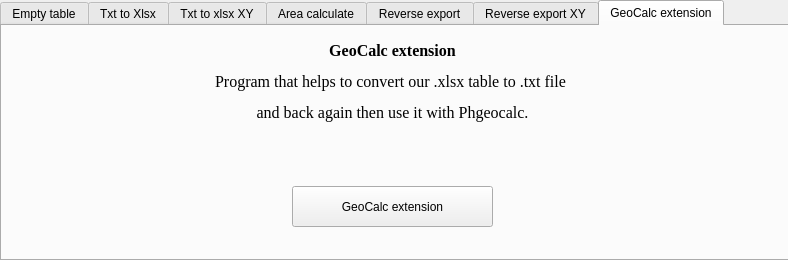
Above: All in one/all_in_one.ui from Branhellward/Geoscience-and-alluvial-gold before the change. Below: the same form after it.
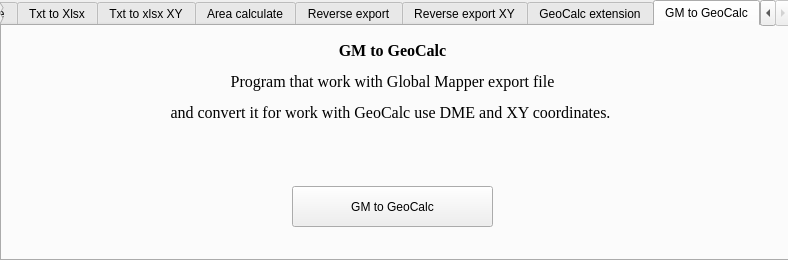
That is the form after the change.

Commit message: All in one window app update

What changed in the file:
```diff
--- a/All in one/all_in_one.ui
+++ b/All in one/all_in_one.ui
@@ -23,7 +23,7 @@
     </rect>
    </property>
    <property name="currentIndex">
-    <number>6</number>
+    <number>7</number>
    </property>
    <widget class="QWidget" name="tab">
     <attribute name="title">
@@ -308,6 +308,48 @@
      </property>
     </widget>
    </widget>
+   <widget class="QWidget" name="tab_8">
+    <attribute name="title">
+     <string>GM to GeoCalc</string>
+    </attribute>
+    <widget class="QPushButton" name="pushButton_12">
+     <property name="geometry">
+      <rect>
+       <x>290</x>
+       <y>160</y>
+       <width>201</width>
+       <height>41</height>
+      </rect>
+     </property>
+     <property name="text">
+      <string>GM to GeoCalc</string>
+     </property>
+    </widget>
+    <widget class="QLabel" name="label_12">
+     <property name="geometry">
+      <rect>
+       <x>10</x>
+       <y>10</y>
+       <width>761</width>
+       <height>91</height>
+      </rect>
+     </property>
+     <property name="font">
+      <font>
+       <family>Times New Roman</family>
+       <pointsize>12</pointsize>
+      </font>
+     </property>
+     <property name="text">
+      <string>&lt;html&gt;&lt;head/&gt;&lt;body&gt;&lt;p&gt;&lt;span style=&quot; font-weight:600;&quot;&gt;GM to GeoCalc&lt;/span&gt;&lt;/p&gt;&lt;p&gt;Program that work with Global Mapper export file&lt;/p&gt;&lt;p&gt;and convert it for work with GeoCalc use DME and XY coordinates.&lt;/p&gt;&lt;/body&gt;&lt;/html&gt;
+
+</string>
+     </property>
+     <property name="alignment">
+      <set>Qt::AlignCenter</set>
+     </property>
+    </widget>
+   </widget>
   </widget>
  </widget>
  <resources/>
```
